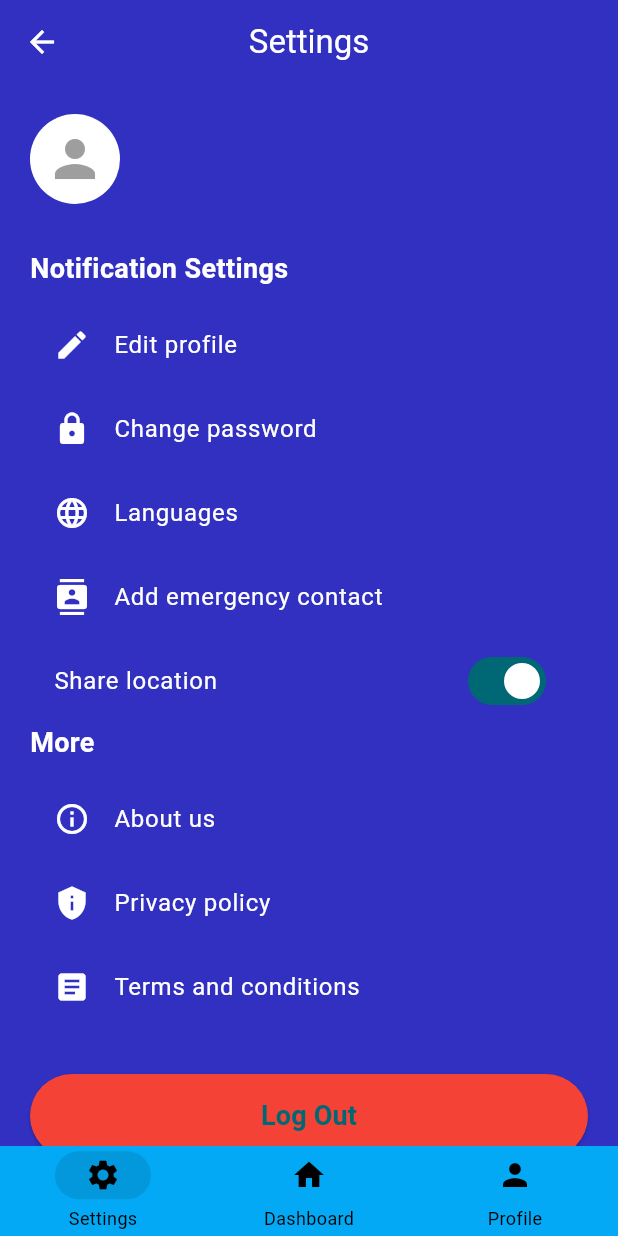
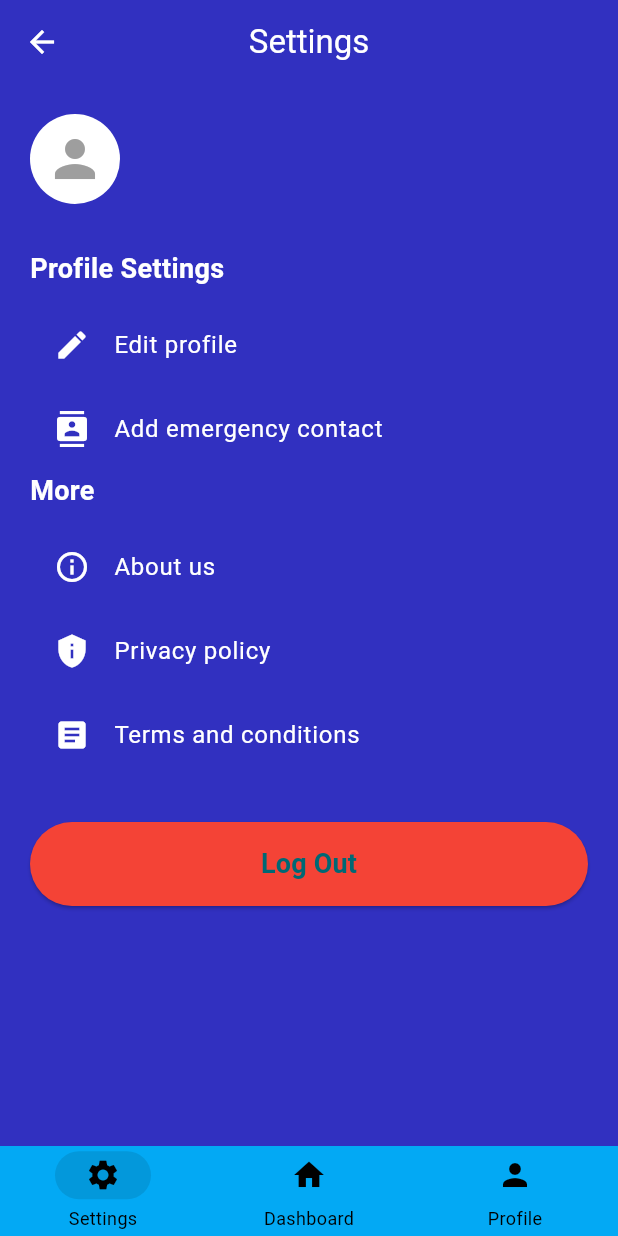
Before and after one commit to The-Monarch-of-Programming/Sentinel-A-Helmet-Mounted-Emergency-Crash-Detection-Device, a Flutter app: the SettingsPage screen opened directly, on a phone screen of 412 x 824 dp. Run offline on Flutter 3.47's test engine with Material 3 defaults, Android fonts, the phone set to English and light mode, and no system bars; our stand-ins replace cloud_firestore, firebase_auth, firebase_core; accounts and stored records are empty.

Commit message:
Removed some setting buttons

```diff
--- a/lib/settings.dart
+++ b/lib/settings.dart
@@ -198,7 +198,7 @@ class _SettingsPageState extends State<SettingsPage> {
             ),
             const SizedBox(height: 30),
             const Text(
-              "Notification Settings",
+              "Profile Settings",
               style: TextStyle(
                 fontSize: 18,
                 fontWeight: FontWeight.bold,
@@ -222,36 +222,12 @@ class _SettingsPageState extends State<SettingsPage> {
               },
             ),
             ListTile(
-              leading: const Icon(Icons.lock, color: Colors.white),
-              title: const Text(
-                "Change password",
-                style: TextStyle(color: Colors.white),
-              ),
-              onTap: () {},
-            ),
-            ListTile(
-              leading: const Icon(Icons.language, color: Colors.white),
-              title: const Text(
-                "Languages",
-                style: TextStyle(color: Colors.white),
-              ),
-              onTap: () {},
-            ),
-            ListTile(
               leading: const Icon(Icons.contacts, color: Colors.white),
               title: const Text(
                 "Add emergency contact",
                 style: TextStyle(color: Colors.white),
               ),
               onTap: _addEmergencyContact,
-            ),
-            SwitchListTile(
-              title: const Text(
-                "Share location",
-                style: TextStyle(color: Colors.white),
-              ),
-              value: true,
-              onChanged: (value) {},
             ),
             const Text(
               "More",
@@ -273,7 +249,7 @@ class _SettingsPageState extends State<SettingsPage> {
                   context,
                   MaterialPageRoute(
                     builder: (context) => const AboutUsPage(),
-                  ), // Replace with your actual class name
+                  ),
                 );
               },
             ),
@@ -288,7 +264,7 @@ class _SettingsPageState extends State<SettingsPage> {
                   context,
                   MaterialPageRoute(
                     builder: (context) => const PrivacyPolicyPage(),
-                  ), // Replace with your actual class name
+                  ),
                 );
               },
             ),
@@ -303,7 +279,7 @@ class _SettingsPageState extends State<SettingsPage> {
                   context,
                   MaterialPageRoute(
                     builder: (context) => const TermsAndConditionsPage(),
-                  ), // Replace with your actual class name
+                  ),
                 );
               },
             ),
--- a/pubspec.yaml
+++ b/pubspec.yaml
@@ -15,10 +15,6 @@ dependencies:
   cloud_firestore: ^5.0.0
   intl: ^0.20.2
   url_launcher: ^6.3.0
-<<<<<<< HEAD
-  intl: ^0.20.2
-=======
->>>>>>> 770f34e6b740327cc5fada233e0942c5f266b778
 
 dev_dependencies:
   flutter_test:
```
Also changed, not shown: lib/DispatchPage.dart (+3 -10 lines).
